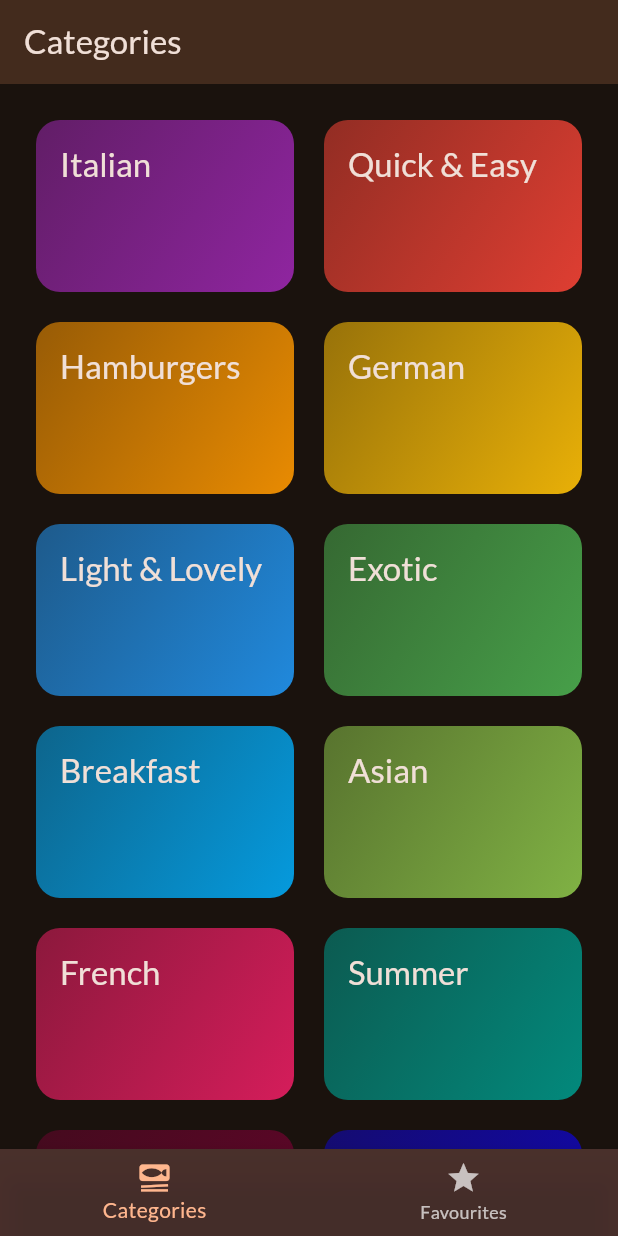
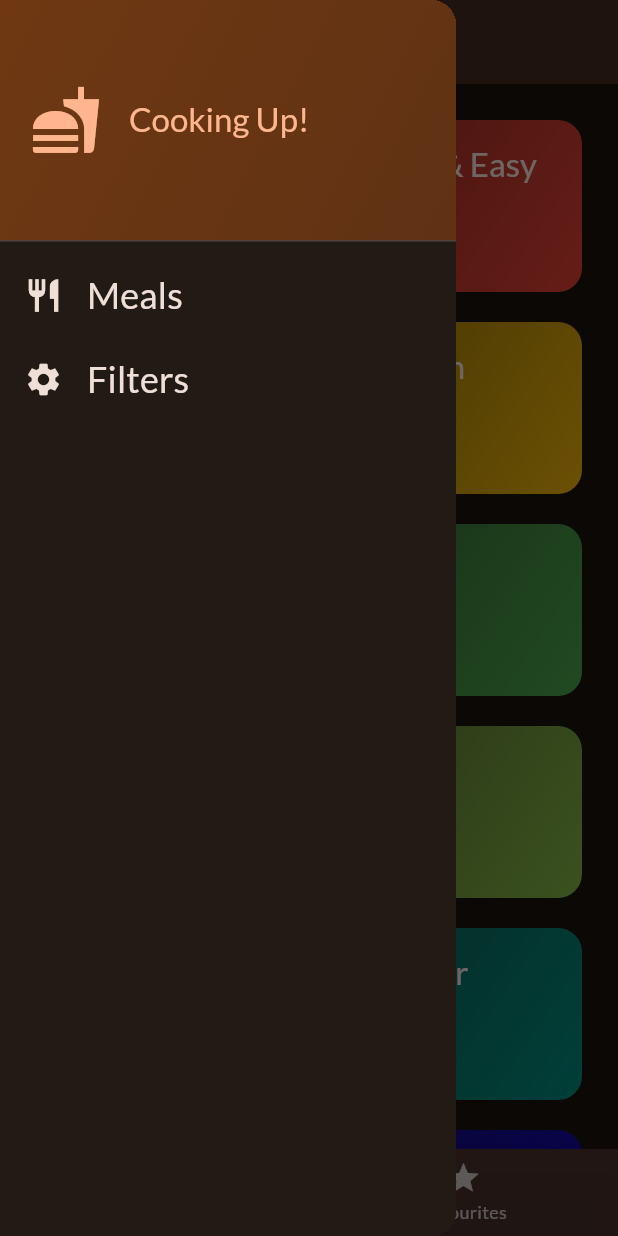
Before and after one commit to kabirDulal/meals, a Flutter app: the screen it shows after launch, with the side drawer open (before the commit the screen has no drawer), on a phone screen of 412 x 824 dp. Run offline on Flutter 3.47's test engine with Material 3 defaults, Android fonts, the phone set to English and light mode, and no system bars; our stand-ins replace google_fonts, transparent_image.

Commit message:
added the drawer file and the Drawer in the tab file

```diff
--- a/lib/screens/tabs.dart
+++ b/lib/screens/tabs.dart
@@ -2,6 +2,7 @@ import 'package:flutter/material.dart';
 import 'package:meals/screens/categories.dart';
 import 'package:meals/screens/meals.dart';
 import 'package:meals/models/meal.dart';
+import 'package:meals/widgets/main_drawer.dart';
 
 class TabsScreen extends StatefulWidget {
   const TabsScreen({super.key});
@@ -18,7 +19,20 @@ class _TabsScreenState extends State<TabsScreen> {
       _selectedPageIndex = index;
     });
   }
-
+  void _showInfoMessage(String message){
+    ScaffoldMessenger.of(context).clearSnackBars();
+    ScaffoldMessenger.of(context).showSnackBar(
+      SnackBar(
+        backgroundColor: const Color.fromARGB(255, 139, 42, 13),
+        content: Text(message,
+        style: const TextStyle(
+          fontSize: 18,
+          fontWeight: FontWeight.w800,
+          color: Colors.white,
+        ),
+        )),
+    );
+  }
   final List<Meal> _favouriteMeals = [];
   void _toggleSelectedFavroiteMeal(Meal meal) {
     final isExisting = _favouriteMeals.contains(meal);
@@ -26,10 +40,12 @@ class _TabsScreenState extends State<TabsScreen> {
       setState(() {
         _favouriteMeals.remove(meal);
       });
+      _showInfoMessage('Meal is no longer a favourite');
     } else {
       setState(() {
         _favouriteMeals.add(meal);
       });
+      _showInfoMessage('Meal is added to favourite');
     }
   }
 
@@ -53,6 +69,7 @@ class _TabsScreenState extends State<TabsScreen> {
         ),
         backgroundColor: Theme.of(context).colorScheme.onSecondary,
       ),
+      drawer: const MainDrawer(),
       body: activePage,
       bottomNavigationBar: BottomNavigationBar(
         backgroundColor: const Color.fromARGB(57, 240, 154, 148),
--- /dev/null
+++ b/lib/widgets/main_drawer.dart
@@ -0,0 +1,72 @@
+import 'package:flutter/material.dart';
+
+class MainDrawer extends StatelessWidget {
+  const MainDrawer({super.key});
+  @override
+  Widget build(BuildContext context) {
+    return Drawer(
+      child: Column(
+        children: [
+          DrawerHeader(
+            padding: const EdgeInsets.all(20),
+            decoration: BoxDecoration(
+                gradient: LinearGradient(
+              colors: [
+                Theme.of(context).colorScheme.primaryContainer,
+                Theme.of(context).colorScheme.primaryContainer.withOpacity(0.8),
+              ],
+              begin: Alignment.topLeft,
+              end: Alignment.bottomRight,
+            )),
+            child: Row(
+              children: [
+                Icon(
+                  Icons.fastfood,
+                  size: 48,
+                  color: Theme.of(context).colorScheme.primary,
+                ),
+                const SizedBox(
+                  width: 18,
+                ),
+                Text(
+                  'Cooking Up!',
+                  style: Theme.of(context).textTheme.titleLarge!.copyWith(
+                        color: Theme.of(context).colorScheme.primary,
+                      ),
+                ),
+              ],
+            ),
+          ),
+          ListTile(
+            leading: Icon(Icons.restaurant,
+                size: 26, color: Theme.of(context).colorScheme.onSurface),
+            title: Text(
+              'Meals',
+              style: Theme.of(context).textTheme.titleSmall!.copyWith(
+                    color: Theme.of(context).colorScheme.onSurface,
+                    fontSize: 24,
+                  ),
+            ),
+            onTap: (){
+
+            },
+          ),
+          ListTile(
+            leading: Icon(Icons.settings,
+                size: 26, color: Theme.of(context).colorScheme.onSurface),
+            title: Text(
+              'Filters',
+              style: Theme.of(context).textTheme.titleSmall!.copyWith(
+                    color: Theme.of(context).colorScheme.onSurface,
+                    fontSize: 24,
+                  ),
+            ),
+            onTap: (){
+
+            },
+          ),
+        ],
+      ),
+    );
+  }
+}
```
